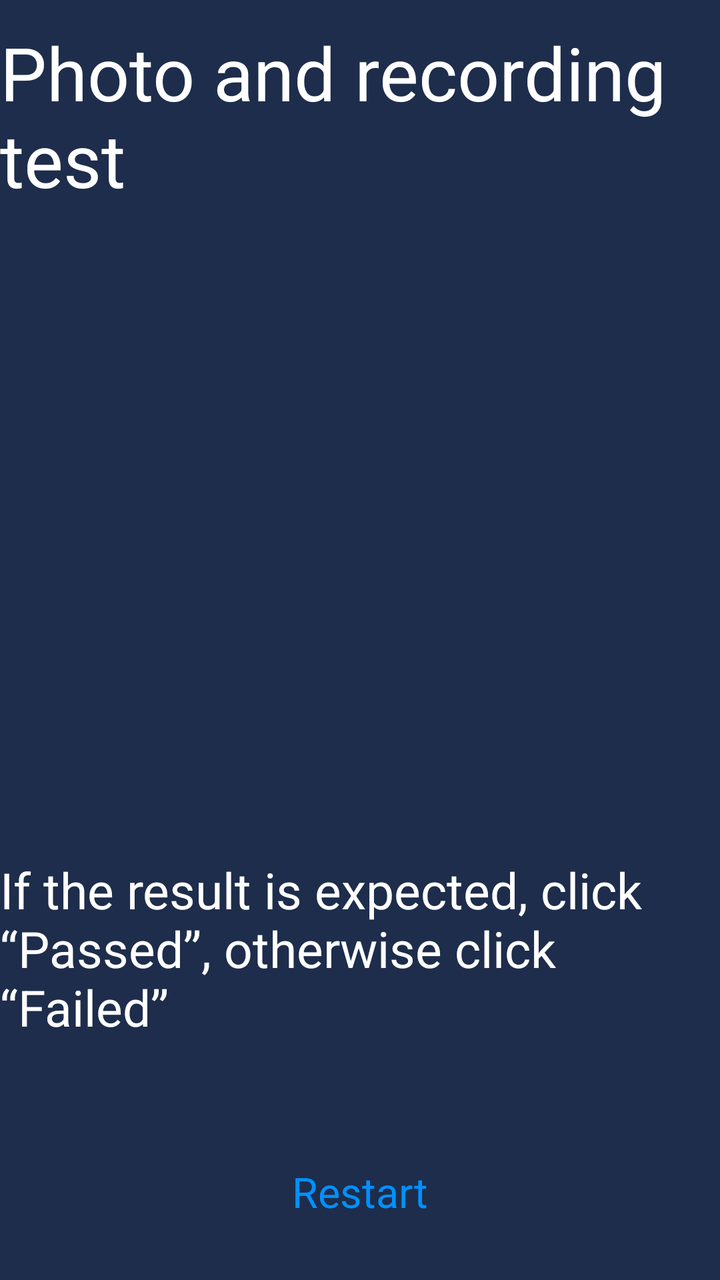
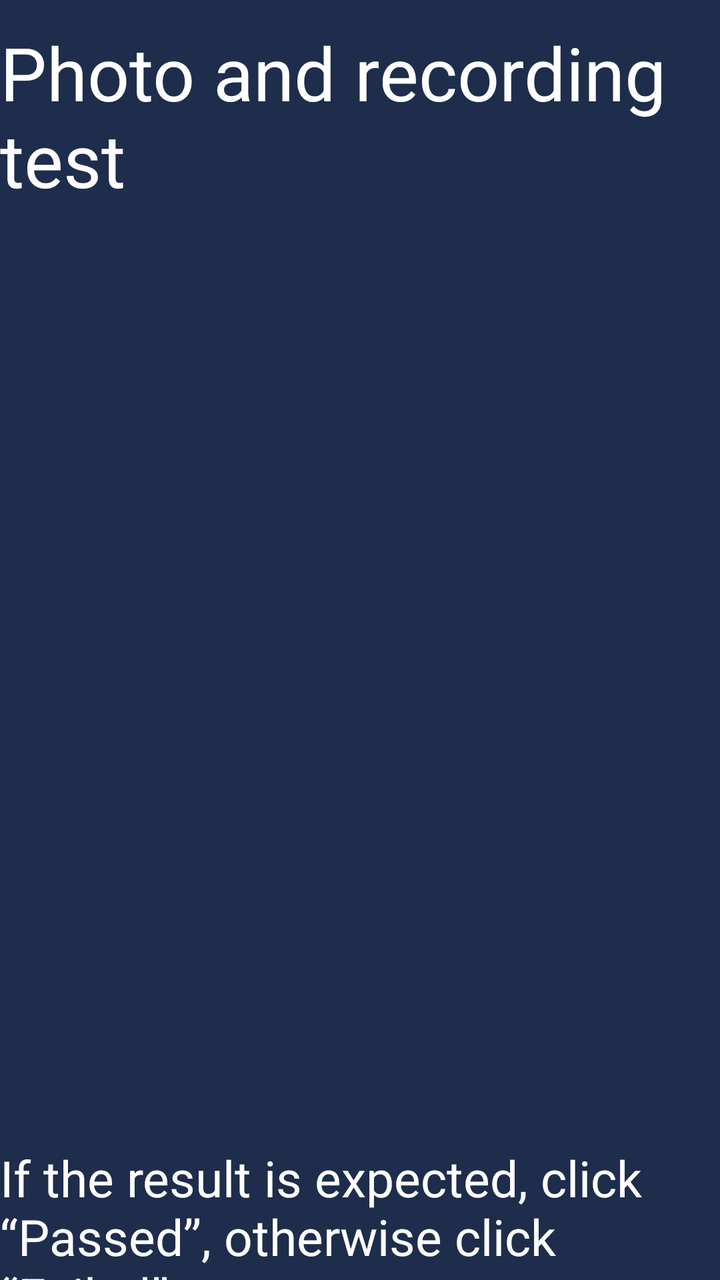

An Android layout rendered at two revisions. The XML below is the earlier revision; the diff shows what the commit changed to produce the second picture.
<!-- AndroidManifest.xml: activity theme NoTitle -->
<!-- res/layout/activity_camera.xml -->
<?xml version="1.0" encoding="utf-8"?>
<androidx.constraintlayout.widget.ConstraintLayout xmlns:android="http://schemas.android.com/apk/res/android"
    xmlns:app="http://schemas.android.com/apk/res-auto"
    xmlns:tools="http://schemas.android.com/tools"
    android:layout_width="match_parent"
    android:layout_height="match_parent"
    android:background="@color/colorMain">

    <RelativeLayout
        android:id="@+id/relativeLayout2"
        android:layout_width="match_parent"
        android:layout_height="116dp"
        app:layout_constraintEnd_toEndOf="parent"
        app:layout_constraintStart_toStartOf="parent"
        app:layout_constraintTop_toTopOf="parent">

        <TextView
            android:layout_width="wrap_content"
            android:layout_height="wrap_content"
            android:layout_centerInParent="true"
            android:text="@string/Photo_test"
            android:textColor="@color/white"
            android:textSize="37dp" />

    </RelativeLayout>

    <LinearLayout
        android:gravity="center"
        android:layout_width="wrap_content"
        android:layout_height="wrap_content"
        android:layout_marginTop="312dp"
        android:orientation="vertical"
        app:layout_constraintEnd_toEndOf="parent"
        app:layout_constraintHorizontal_bias="0.499"
        app:layout_constraintStart_toStartOf="parent"
        app:layout_constraintTop_toBottomOf="@+id/relativeLayout2">
        <TextView
            android:text="@string/expected_Passed"
            style="@style/text_style"
            android:layout_marginBottom="48dp"
            />

        <RelativeLayout
            android:layout_width="870dp"
            android:layout_height="wrap_content"
            tools:ignore="MissingConstraints">


            <Button
                android:id="@+id/failure_bu"
                android:layout_width="121dp"
                android:layout_height="55dp"
                android:background="@drawable/r_button_bg"
                android:text="@string/Failed"
                android:textAllCaps="false"
                android:textColor="@color/white"
                android:textSize="21dp"
                tools:ignore="InOrdpUsage" />

            <TextView
                android:id="@+id/redo_bu"
                android:layout_width="wrap_content"
                android:layout_height="wrap_content"
                android:layout_centerInParent="true"
                android:text="@string/Restart"
                android:textColor="@color/colorMainButton"
                android:textSize="21dp" />


            <Button
                android:id="@+id/through_bu"
                android:layout_width="121dp"
                android:layout_height="55dp"
                android:layout_alignParentEnd="true"
                android:background="@drawable/r_button_bg"
                android:text="@string/Passed"
                android:textAllCaps="false"
                android:textColor="@color/white"
                android:textSize="21dp"
                tools:ignore="InOrdpUsage" />


        </RelativeLayout>
    </LinearLayout>

</androidx.constraintlayout.widget.ConstraintLayout>
<!-- resources referenced by this layout -->
<resources>
  <color name="colorMain">#1D2D4B</color>
  <color name="colorMainButton">#0091FF</color>
  <color name="white">#FFFFFFFF</color>
  <!-- drawable r_button_bg (drawable) -->
  <?xml version="1.0" encoding="utf-8"?>
  <shape
      xmlns:android="http://schemas.android.com/apk/res/android">
      
      <solid
          android:color="@color/colorMainButton" />
      
      <stroke
          android:width="1dp"
          android:color="@color/colorMainButton" />
      
      <size android:height="4mm"/>
      
      <corners
          android:radius="7dp"/>
  
  </shape>
  <string name="Failed">Failed</string>
  <string name="Passed">Passed</string>
  <string name="Photo_test">Photo and recording test</string>
  <string name="Restart">Restart</string>
  <string name="expected_Passed">If the result is expected, click “Passed”, otherwise click “Failed”</string>
  <style name="text_style">
          <item name="android:textColor">@color/white</item>
          <item name="android:textSize">25dp</item>
          <item name="android:layout_width">wrap_content</item>
          <item name="android:layout_height">wrap_content</item>
          <item name="android:layout_centerVertical">true</item>
      </style>
  <style name="NoTitle" parent="Theme.AppCompat.Light.NoActionBar">
          <item name="colorPrimary">@color/colorMain</item>
          <item name="colorPrimaryDark">@color/colorMain</item>
          <item name="colorAccent">@color/colorMain</item>
          <item name="android:windowFullscreen">true</item>
          <item name="windowActionBar">false</item>
          <item name="windowNoTitle">true</item>
          <item name="android:textAppearanceListItemSmall">@style/listPopupWindow</item>
      </style>
  <style name="listPopupWindow">
          <item name="android:textSize">20mm</item>
          <item name="android:fontFamily">@font/montserrat_regular</item>
          <item name="android:textColor">@color/black</item>
      </style>
  <color name="black">#FF000000</color>
</resources>

<!-- the commit's change to res/layout/activity_camera.xml (unified diff, before → after) -->
@@ -23,17 +23,39 @@
             android:textSize="37dp" />
 
     </RelativeLayout>
+    <LinearLayout
+        android:id="@+id/masg_text"
+        android:layout_width="wrap_content"
+        android:layout_height="wrap_content"
+        android:layout_marginTop="32dp"
+        android:orientation="horizontal"
+        app:layout_constraintEnd_toEndOf="parent"
+        app:layout_constraintStart_toStartOf="parent"
+        app:layout_constraintTop_toBottomOf="@id/relativeLayout2">
 
+        <ImageView
+            android:scaleType="fitXY"
+            android:id="@+id/image_url"
+            android:layout_width="400dp"
+            android:layout_height="400dp" />
+
+        <VideoView
+            android:id="@+id/RecyclerLayout"
+            android:layout_width="400dp"
+            android:layout_height="400dp"
+            android:layout_marginLeft="32dp" />
+    </LinearLayout>
     <LinearLayout
+
         android:gravity="center"
         android:layout_width="wrap_content"
         android:layout_height="wrap_content"
-        android:layout_marginTop="312dp"
+        android:layout_marginTop="24dp"
         android:orientation="vertical"
         app:layout_constraintEnd_toEndOf="parent"
         app:layout_constraintHorizontal_bias="0.499"
         app:layout_constraintStart_toStartOf="parent"
-        app:layout_constraintTop_toBottomOf="@+id/relativeLayout2">
+        app:layout_constraintTop_toBottomOf="@+id/masg_text">
         <TextView
             android:text="@string/expected_Passed"
             style="@style/text_style"
